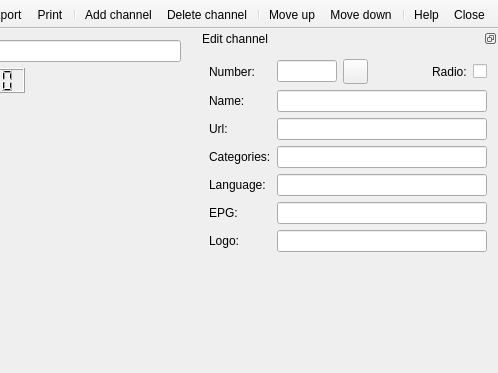
Above: src/ui/playlist/PlaylistEditor.ui from ntadej/tano before the change; both pictures show x 202 to 700 and y 0 to 373 of the 700 by 500 pixel window. Below: the same form after it.
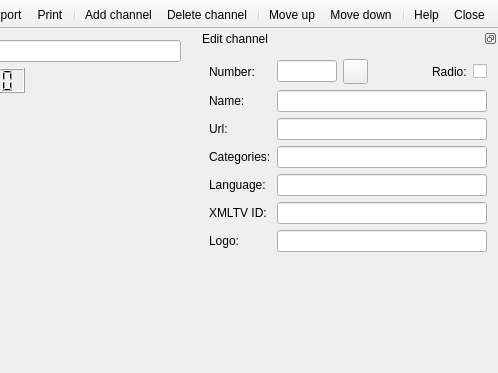
That is the form after the change. Icons and pictures are not drawn. Custom widgets are drawn as their Qt base class.

```diff
--- a/src/ui/playlist/PlaylistEditor.ui
+++ b/src/ui/playlist/PlaylistEditor.ui
@@ -107,7 +107,7 @@
    <property name="minimumSize">
     <size>
      <width>300</width>
-     <height>234</height>
+     <height>253</height>
     </size>
    </property>
    <property name="maximumSize">
@@ -165,7 +165,7 @@
      <item row="7" column="0">
       <widget class="QLabel" name="labelEpg">
        <property name="text">
-        <string>EPG:</string>
+        <string>XMLTV ID:</string>
        </property>
       </widget>
      </item>
```
Left out of the diff: 4 changed lines with no effect on the pictures.
